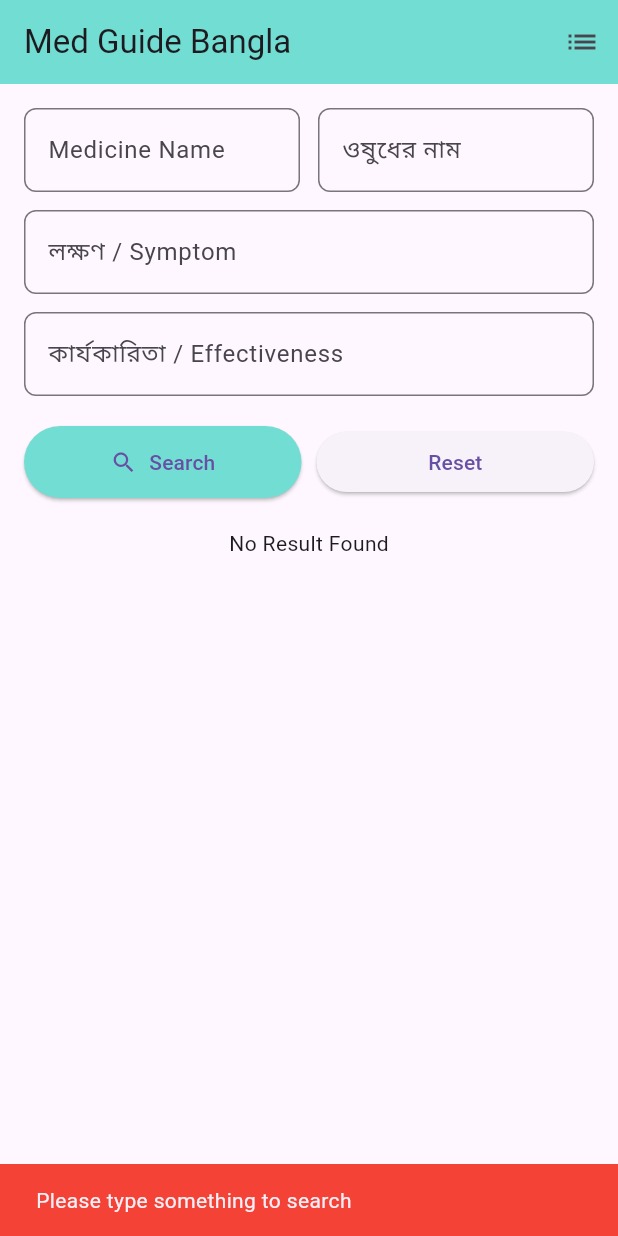
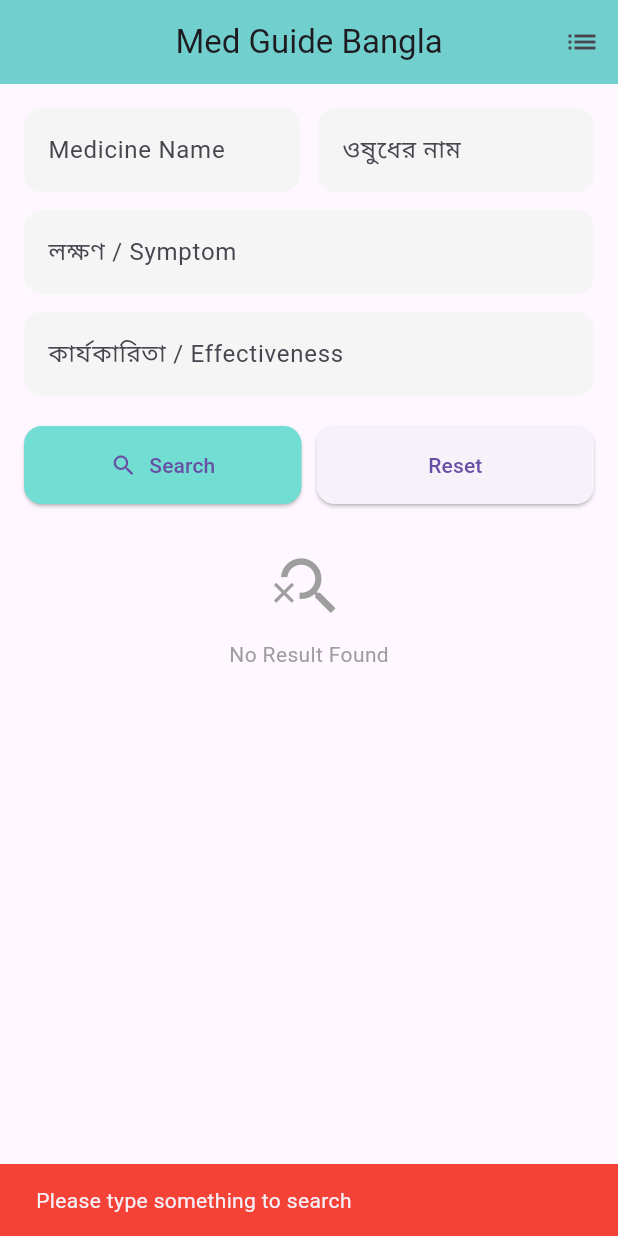
Before and after one commit to EmadAA/Med-Guide-Bangla, a Flutter app: the screen it shows after launch, after a tap on "Search", on a phone screen of 412 x 824 dp. Run offline on Flutter 3.47's test engine with Material 3 defaults, Android fonts, the phone set to English and light mode, and no system bars.

Commit message:
Design Updated, next update:Fuzzy Logic

```diff
--- a/lib/screens/home_screen.dart
+++ b/lib/screens/home_screen.dart
@@ -13,6 +13,8 @@ class HomePage extends StatefulWidget {
 class _HomePageState extends State<HomePage> {
   List<dynamic> allData = [];
   List<dynamic> filteredData = [];
+
+  final ScrollController _scrollController = ScrollController();
 
   final nameEnController = TextEditingController();
   final nameBnController = TextEditingController();
@@ -38,7 +40,7 @@ class _HomePageState extends State<HomePage> {
     final symptom = symptomController.text.trim();
     final action = actionController.text.trim();
 
-    // 🚫 Empty search
+    // 🚫 Empty search alert
     if (nameEn.isEmpty && nameBn.isEmpty && symptom.isEmpty && action.isEmpty) {
       ScaffoldMessenger.of(context).showSnackBar(
         const SnackBar(
@@ -71,8 +73,8 @@ class _HomePageState extends State<HomePage> {
       if (action.isNotEmpty) {
         match &= (item['কার্যকারিতা'] as List).any(
           (a) =>
-              a['category'].contains(action) ||
-              a['description'].contains(action),
+              a['category'].toString().contains(action) ||
+              a['description'].toString().contains(action),
         );
       }
 
@@ -100,6 +102,8 @@ class _HomePageState extends State<HomePage> {
       appBar: AppBar(
         title: const Text('Med Guide Bangla'),
         backgroundColor: const Color.fromARGB(255, 114, 221, 210),
+        elevation: 4,
+        centerTitle: true,
         actions: [
           IconButton(
             icon: const Icon(Icons.list),
@@ -111,12 +115,14 @@ class _HomePageState extends State<HomePage> {
       ),
       body: GestureDetector(
         onTap: () {
-          FocusScope.of(context).unfocus(); // 🔥 hide keyboard on outside tap
+          FocusScope.of(context).unfocus();
         },
         child: SingleChildScrollView(
+          controller: _scrollController,
           padding: const EdgeInsets.all(16),
           child: Column(
             children: [
+              // 🔹 TOP ROW
               Row(
                 children: [
                   Expanded(
@@ -124,8 +130,11 @@ class _HomePageState extends State<HomePage> {
                       controller: nameEnController,
                       decoration: InputDecoration(
                         labelText: 'Medicine Name',
+                        filled: true,
+                        fillColor: Colors.grey.shade100,
                         border: OutlineInputBorder(
-                          borderRadius: BorderRadius.circular(8),
+                          borderRadius: BorderRadius.circular(12),
+                          borderSide: BorderSide.none,
                         ),
                       ),
                     ),
@@ -136,38 +145,51 @@ class _HomePageState extends State<HomePage> {
                       controller: nameBnController,
                       decoration: InputDecoration(
                         labelText: 'ওষুধের নাম',
+                        filled: true,
+                        fillColor: Colors.grey.shade100,
                         border: OutlineInputBorder(
-                          borderRadius: BorderRadius.circular(8),
+                          borderRadius: BorderRadius.circular(12),
+                          borderSide: BorderSide.none,
                         ),
                       ),
                     ),
                   ),
                 ],
               ),
+
               const SizedBox(height: 12),
 
               TextField(
                 controller: symptomController,
                 decoration: InputDecoration(
                   labelText: 'লক্ষণ / Symptom',
+                  filled: true,
+                  fillColor: Colors.grey.shade100,
                   border: OutlineInputBorder(
-                    borderRadius: BorderRadius.circular(8),
+                    borderRadius: BorderRadius.circular(12),
+                    borderSide: BorderSide.none,
                   ),
                 ),
               ),
+
               const SizedBox(height: 12),
 
               TextField(
                 controller: actionController,
                 decoration: InputDecoration(
                   labelText: 'কার্যকারিতা / Effectiveness',
+                  filled: true,
+                  fillColor: Colors.grey.shade100,
                   border: OutlineInputBorder(
-                    borderRadius: BorderRadius.circular(8),
+                    borderRadius: BorderRadius.circular(12),
+                    borderSide: BorderSide.none,
                   ),
                 ),
               ),
+
               const SizedBox(height: 20),
 
+              // 🔹 BUTTONS
               Row(
                 children: [
                   Expanded(
@@ -175,6 +197,15 @@ class _HomePageState extends State<HomePage> {
                       onPressed: () {
                         FocusScope.of(context).unfocus();
                         search();
+
+                        // 🔥 AUTO SCROLL
+                        Future.delayed(const Duration(milliseconds: 200), () {
+                          _scrollController.animateTo(
+                            300, // 🔥 adjust this value
+                            duration: const Duration(milliseconds: 500),
+                            curve: Curves.easeInOut,
+                          );
+                        });
                       },
                       icon: const Icon(Icons.search),
                       label: const Text('Search'),
@@ -185,7 +216,10 @@ class _HomePageState extends State<HomePage> {
                           221,
                           210,
                         ),
-                        padding: const EdgeInsets.symmetric(vertical: 14),
+                        padding: const EdgeInsets.symmetric(vertical: 16),
+                        shape: RoundedRectangleBorder(
+                          borderRadius: BorderRadius.circular(12),
+                        ),
                       ),
                     ),
                   ),
@@ -194,6 +228,12 @@ class _HomePageState extends State<HomePage> {
                     child: ElevatedButton(
                       onPressed: reset,
                       child: const Text("Reset"),
+                      style: ElevatedButton.styleFrom(
+                        padding: const EdgeInsets.symmetric(vertical: 16),
+                        shape: RoundedRectangleBorder(
+                          borderRadius: BorderRadius.circular(12),
+                        ),
+                      ),
                     ),
                   ),
                 ],
@@ -201,8 +241,35 @@ class _HomePageState extends State<HomePage> {
 
               const SizedBox(height: 20),
 
-              if (filteredData.isEmpty) const Text("No Result Found"),
+              // 🔹 RESULT COUNT
+              if (filteredData.isNotEmpty)
+                Align(
+                  alignment: Alignment.centerLeft,
+                  child: Text(
+                    "${filteredData.length} results found",
+                    style: const TextStyle(
+                      fontWeight: FontWeight.bold,
+                      color: Colors.grey,
+                    ),
+                  ),
+                ),
 
+              const SizedBox(height: 10),
+
+              // 🔹 EMPTY STATE
+              if (filteredData.isEmpty)
+                Column(
+                  children: const [
+                    Icon(Icons.search_off, size: 50, color: Colors.grey),
+                    SizedBox(height: 10),
+                    Text(
+                      "No Result Found",
+                      style: TextStyle(color: Colors.grey),
+                    ),
+                  ],
+                ),
+
+              // 🔹 RESULTS
               ...filteredData.map((item) {
                 return MedicineCard(
                   medicine: item,
```
